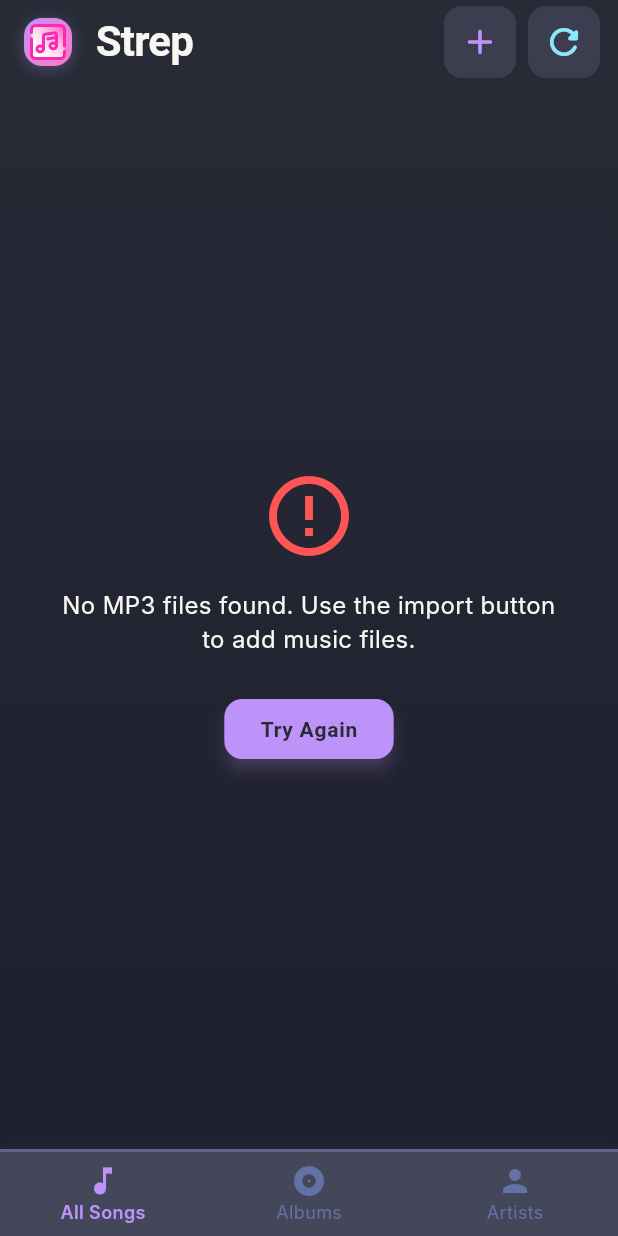
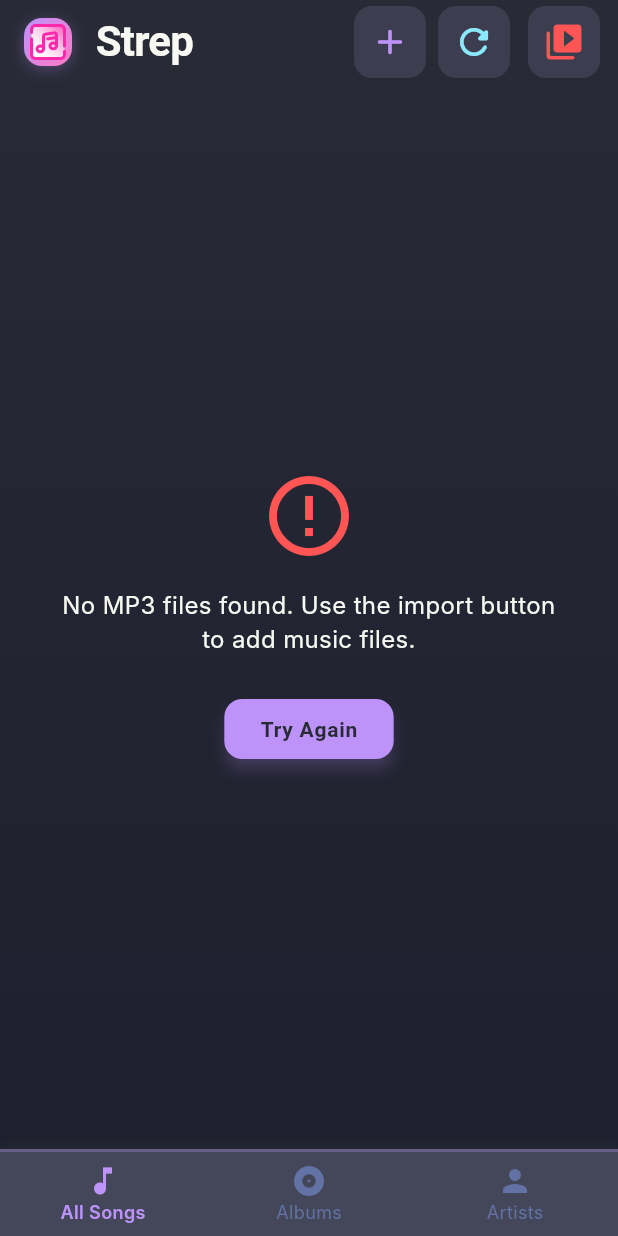
Before and after one commit to lucifron28/strep_app, a Flutter app: the screen it shows after launch, on a phone screen of 412 x 824 dp. Run offline on Flutter 3.47's test engine with Material 3 defaults, Android fonts, the light colour scheme and no system bars; our stand-ins replace device_info_plus, file_picker, image_picker, just_audio, permission_handler, shared_preferences; missing offline and left inert: image_picker_android, image_picker_platform_interface, youtube_explode_dart; Roboto replaces fonts that are missing (Inter); statements that could not run were skipped.

Commit message:
Add YouTube download button to MusicListScreen for song downloads

```diff
--- a/lib/screens/music_list_screen.dart
+++ b/lib/screens/music_list_screen.dart
@@ -6,6 +6,7 @@ import '../services/audio_player_service.dart';
 import '../widgets/strep_icon.dart';
 import '../widgets/song_options_bottom_sheet.dart';
 import '../widgets/song_thumbnail.dart';
+import '../widgets/youtube_download_dialog.dart';
 import 'now_playing_screen.dart';
 
 class MusicListScreen extends StatefulWidget {
@@ -105,6 +106,28 @@ class _MusicListScreenState extends State<MusicListScreen> {
                 },
                 tooltip: 'Refresh Library',
                 color: DraculaTheme.cyan,
+              ),
+            ),
+            Container(
+              margin: const EdgeInsets.only(right: 12),
+              decoration: BoxDecoration(
+                borderRadius: BorderRadius.circular(12),
+                color: DraculaTheme.currentLine.withValues(alpha: 0.7),
+              ),
+              child: IconButton(
+                icon: const Icon(Icons.video_library_rounded, size: 28),
+                onPressed: () {
+                  showDialog(
+                    context: context,
+                    builder: (context) => YouTubeDownloadDialog(
+                      onSongDownloaded: (song) {
+                        context.read<MusicProvider>().addYouTubeSong(song);
+                      },
+                    ),
+                  );
+                },
+                tooltip: 'Download from YouTube',
+                color: DraculaTheme.red,
               ),
             ),
           ],
```
